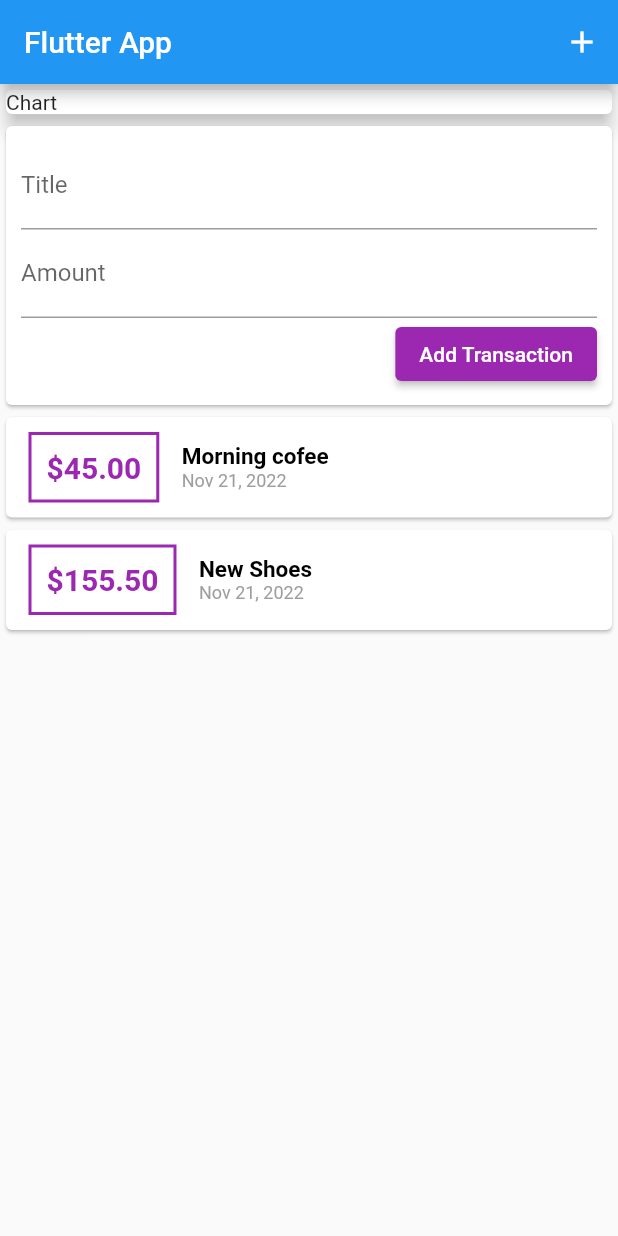
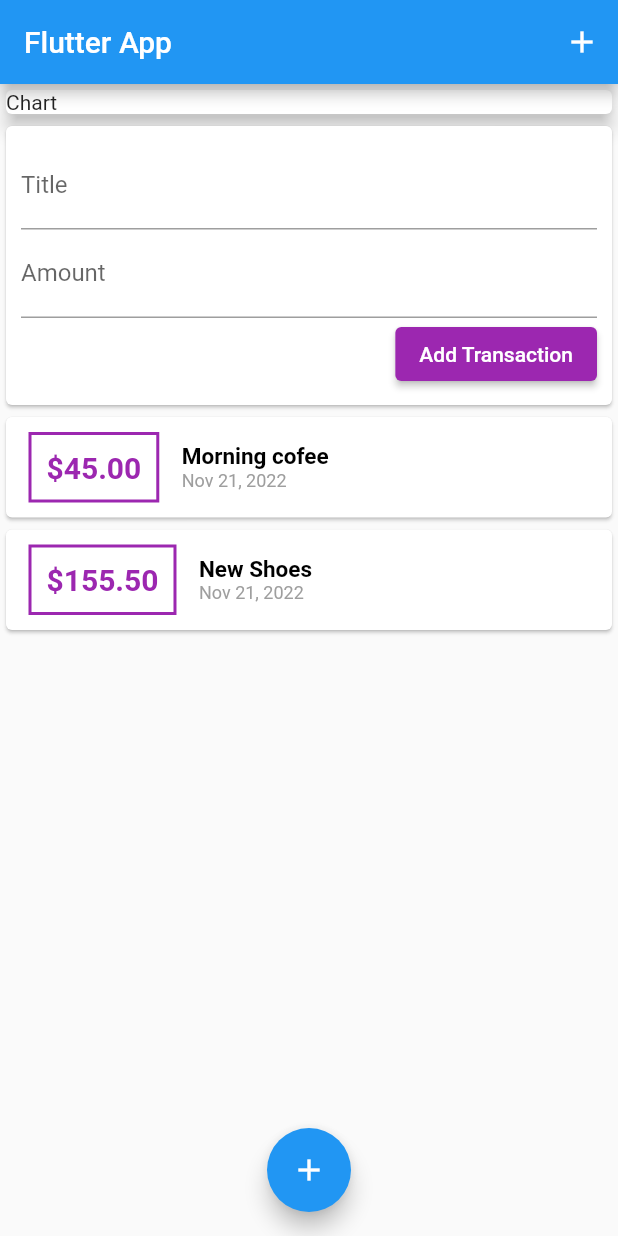
Before and after one commit to deolexx/flutter_personal_expenses_app, a Flutter app: the screen it shows after launch, on a phone screen of 412 x 824 dp. Run offline on Flutter 3.47's test engine with Material 2 defaults, Android fonts, the phone set to English and light mode, and no system bars.

Commit message:
add new floating action button with icon

```diff
--- a/lib/main.dart
+++ b/lib/main.dart
@@ -42,7 +42,10 @@ class MyHomePage extends StatelessWidget {
                 UserTransactions()
               ]),
         ),
-
+      floatingActionButton: FloatingActionButton(
+          child: Icon(Icons.add),
+          onPressed: () => {},),
+      floatingActionButtonLocation: FloatingActionButtonLocation.centerFloat,
     );
   }
 }
```
